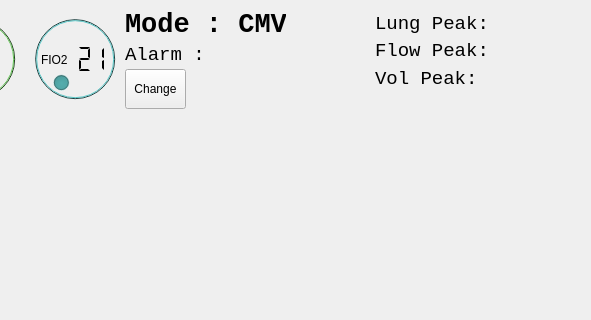
Qt form VentUI.ui (jibonaronno/Rhythm) before a commit; both pictures show x 450 to 1041 and y 0 to 320 of the 1041 by 615 pixel window.
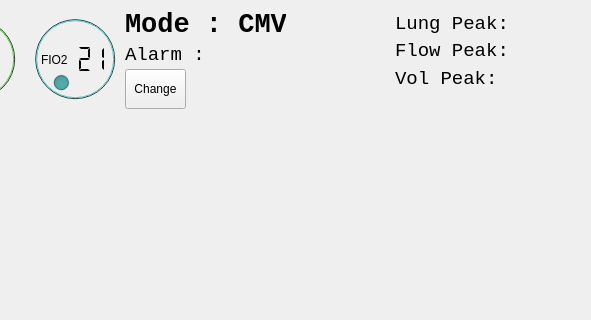
The same form after that commit.

The edit to the form file:
```diff
--- a/VentUI.ui
+++ b/VentUI.ui
@@ -965,7 +965,7 @@
                <rect>
                 <x>410</x>
                 <y>30</y>
-                <width>231</width>
+                <width>261</width>
                 <height>31</height>
                </rect>
               </property>
@@ -984,7 +984,7 @@
              <widget class="QLabel" name="peak_lung">
               <property name="geometry">
                <rect>
-                <x>660</x>
+                <x>680</x>
                 <y>5</y>
                 <width>161</width>
                 <height>20</height>
@@ -1005,7 +1005,7 @@
              <widget class="QLabel" name="peak_flow">
               <property name="geometry">
                <rect>
-                <x>660</x>
+                <x>680</x>
                 <y>32</y>
                 <width>161</width>
                 <height>20</height>
@@ -1026,7 +1026,7 @@
              <widget class="QLabel" name="peak_vol">
               <property name="geometry">
                <rect>
-                <x>660</x>
+                <x>680</x>
                 <y>60</y>
                 <width>161</width>
                 <height>20</height>
```
